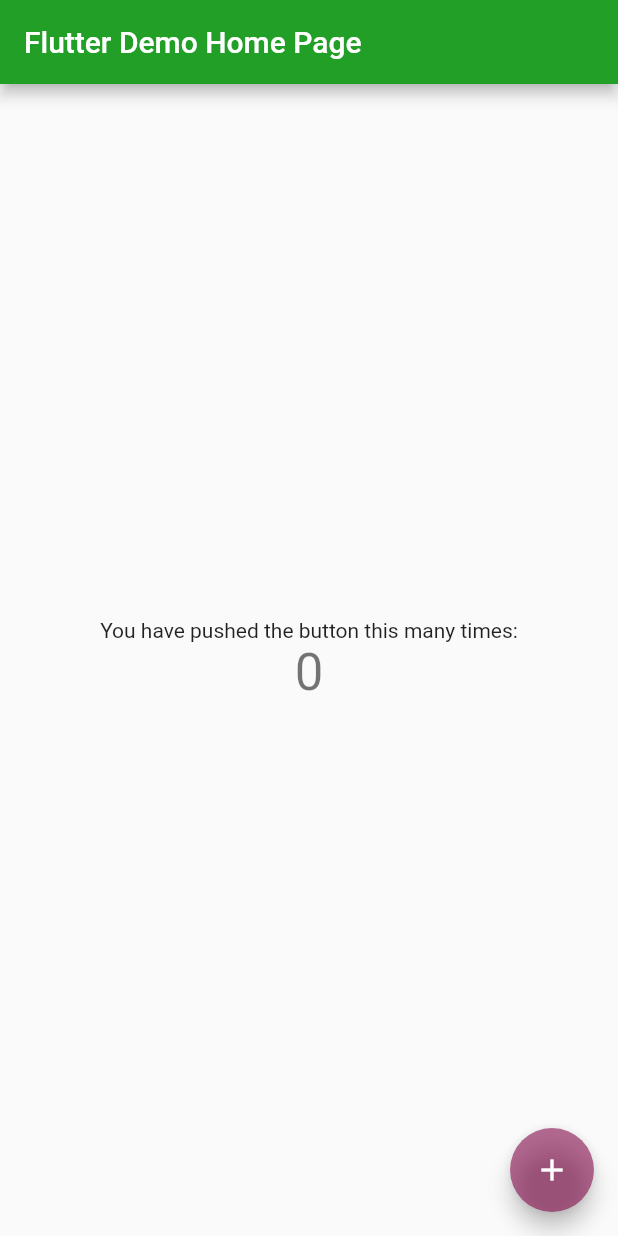
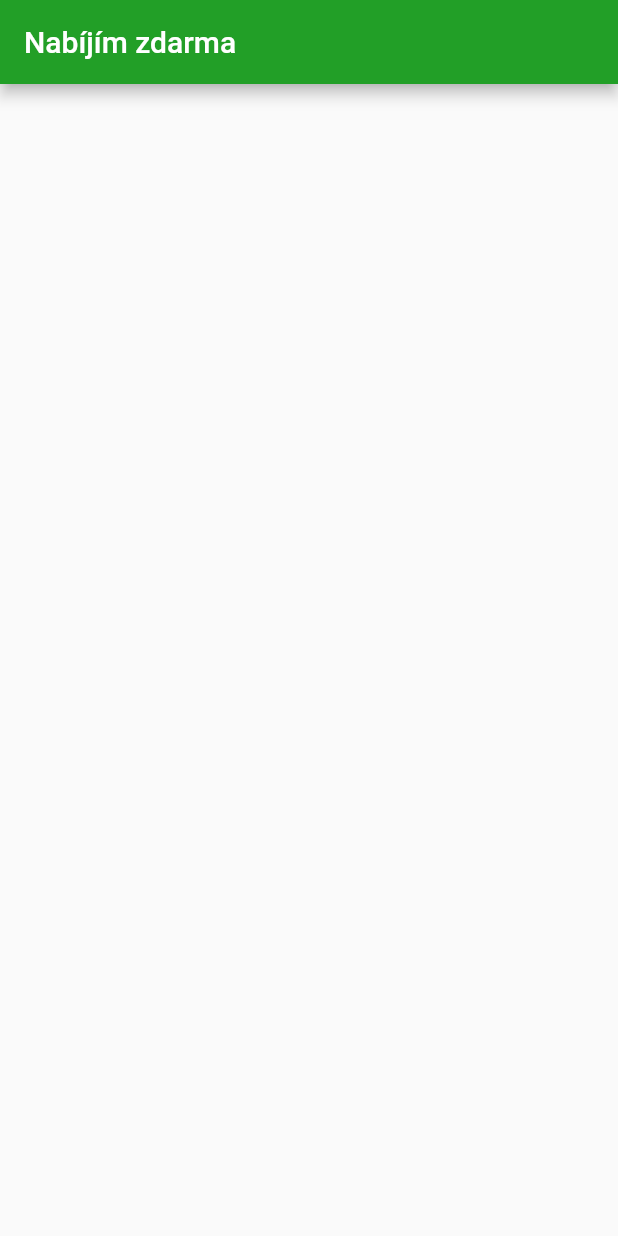
Before and after one commit to davidvavra/nabijim-zadarmo, a Flutter app: the screen it shows after launch, on a phone screen of 412 x 824 dp. Run offline on Flutter 3.47's test engine with Material 2 defaults, Android fonts, the phone set to English and light mode, and no system bars.

Commit message:
Launcher working & simplify

```diff
--- /dev/null
+++ b/nabijim_zadarmo/lib/homepage.dart
@@ -0,0 +1,15 @@
+import 'package:flutter/material.dart';
+
+class MyHomePage extends StatelessWidget {
+  @override
+  Widget build(BuildContext context) {
+    return Scaffold(
+      appBar: AppBar(
+        title: Text("Nabíjím zdarma"),
+      ),
+      body: Center(
+      )
+    );
+  }
+
+}
--- a/nabijim_zadarmo/lib/main.dart
+++ b/nabijim_zadarmo/lib/main.dart
@@ -1,4 +1,5 @@
 import 'package:flutter/material.dart';
+import 'homepage.dart';
 
 void main() {
   runApp(MyApp());
@@ -20,109 +21,14 @@ class MyApp extends StatelessWidget {
     900:Color.fromRGBO(136,14,79, 1),
   };
 
-  // This widget is the root of your application.
   @override
   Widget build(BuildContext context) {
     return MaterialApp(
-      title: 'Flutter Demo',
+      title: 'Nabíjím zdarma',
       theme: ThemeData(
-        // This is the theme of your application.
-        //
-        // Try running your application with "flutter run". You'll see the
-        // application has a blue toolbar. Then, without quitting the app, try
-        // changing the primarySwatch below to Colors.green and then invoke
-        // "hot reload" (press "r" in the console where you ran "flutter run",
-        // or simply save your changes to "hot reload" in a Flutter IDE).
-        // Notice that the counter didn't reset back to zero; the application
-        // is not restarted.
         primarySwatch: MaterialColor(0xFF229f27, color),
       ),
-      home: MyHomePage(title: 'Flutter Demo Home Page'),
+      home: MyHomePage(),
     );
   }
 }
-
-class MyHomePage extends StatefulWidget {
-  MyHomePage({Key key, this.title}) : super(key: key);
-
-  // This widget is the home page of your application. It is stateful, meaning
-  // that it has a State object (defined below) that contains fields that affect
-  // how it looks.
-
-  // This class is the configuration for the state. It holds the values (in this
-  // case the title) provided by the parent (in this case the App widget) and
-  // used by the build method of the State. Fields in a Widget subclass are
-  // always marked "final".
-
-  final String title;
-
-  @override
-  _MyHomePageState createState() => _MyHomePageState();
-}
-
-class _MyHomePageState extends State<MyHomePage> {
-  int _counter = 0;
-
-  void _incrementCounter() {
-    setState(() {
-      // This call to setState tells the Flutter framework that something has
-      // changed in this State, which causes it to rerun the build method below
-      // so that the display can reflect the updated values. If we changed
-      // _counter without calling setState(), then the build method would not be
-      // called again, and so nothing would appear to happen.
-      _counter++;
-    });
-  }
-
-  @override
-  Widget build(BuildContext context) {
-    // This method is rerun every time setState is called, for instance as done
-    // by the _incrementCounter method above.
-    //
-    // The Flutter framework has been optimized to make rerunning build methods
-    // fast, so that you can just rebuild anything that needs updating rather
-    // than having to individually change instances of widgets.
-    return Scaffold(
-      appBar: AppBar(
-        // Here we take the value from the MyHomePage object that was created by
-        // the App.build method, and use it to set our appbar title.
-        title: Text(widget.title),
-      ),
-      body: Center(
-        // Center is a layout widget. It takes a single child and positions it
-        // in the middle of the parent.
-        child: Column(
-          // Column is also a layout widget. It takes a list of children and
-          // arranges them vertically. By default, it sizes itself to fit its
-          // children horizontally, and tries to be as tall as its parent.
-          //
-          // Invoke "debug painting" (press "p" in the console, choose the
-          // "Toggle Debug Paint" action from the Flutter Inspector in Android
-          // Studio, or the "Toggle Debug Paint" command in Visual Studio Code)
-          // to see the wireframe for each widget.
-          //
-          // Column has various properties to control how it sizes itself and
-          // how it positions its children. Here we use mainAxisAlignment to
-          // center the children vertically; the main axis here is the vertical
-          // axis because Columns are vertical (the cross axis would be
-          // horizontal).
-          mainAxisAlignment: MainAxisAlignment.center,
-          children: <Widget>[
-            Text(
-              'You have pushed the button this many times:',
-            ),
-            Text(
-              '$_counter',
-              style: Theme.of(context).textTheme.headline4,
-            ),
-          ],
-        ),
-      ),
-      floatingActionButton: FloatingActionButton(
-        onPressed: _incrementCounter,
-        tooltip: 'Increment',
-        child: Icon(Icons.add),
-      ), // This trailing comma makes auto-formatting nicer for build methods.
-    );
-  }
-}
```
Also changed, not shown: 4 other files.
